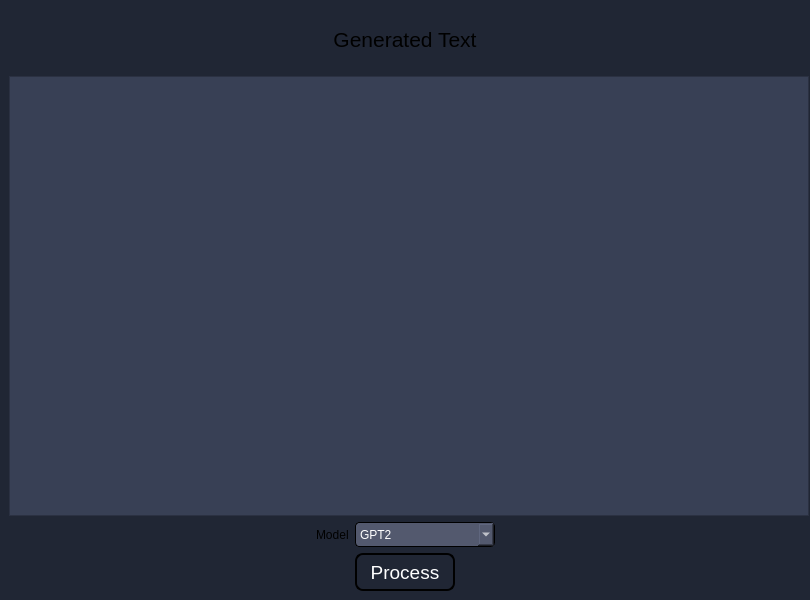
First picture: the form in qt_main.ui, repository KevinPan2021/Text-Completion-GPT, before the edit.
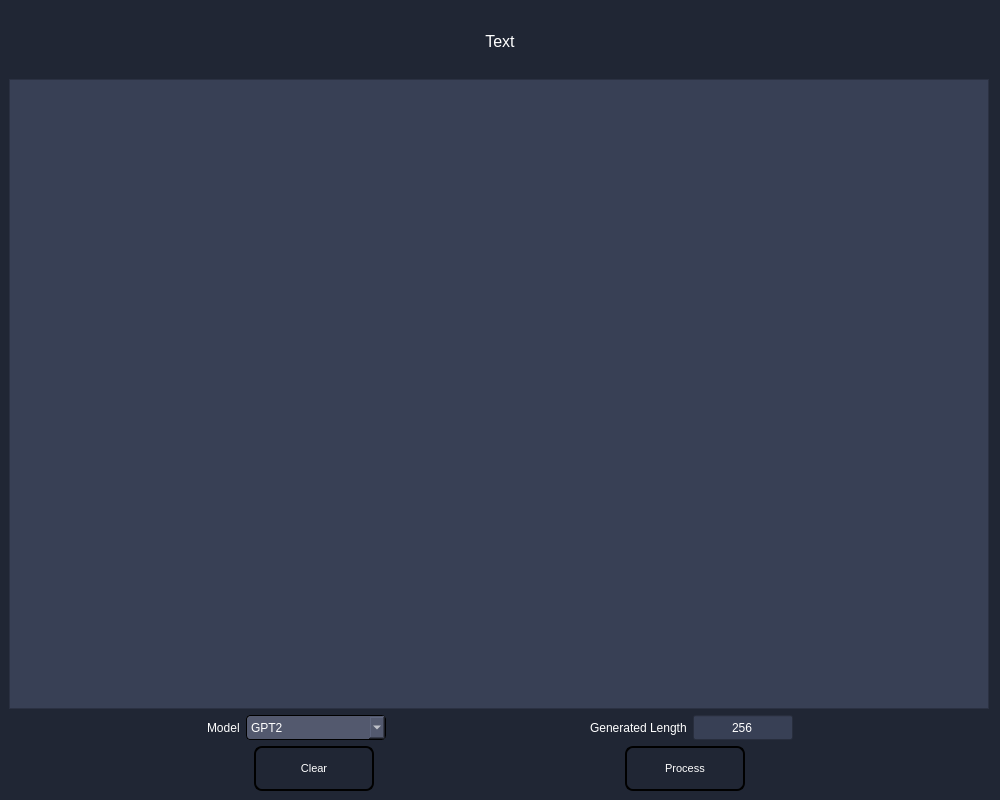
Second picture: the form after the edit.

```diff
--- a/qt_main.ui
+++ b/qt_main.ui
@@ -6,20 +6,20 @@
    <rect>
     <x>0</x>
     <y>0</y>
-    <width>810</width>
-    <height>600</height>
+    <width>1000</width>
+    <height>800</height>
    </rect>
   </property>
   <property name="minimumSize">
    <size>
-    <width>810</width>
-    <height>600</height>
+    <width>1000</width>
+    <height>800</height>
    </size>
   </property>
   <property name="maximumSize">
    <size>
-    <width>810</width>
-    <height>600</height>
+    <width>1000</width>
+    <height>800</height>
    </size>
   </property>
   <property name="mouseTracking">
@@ -37,14 +37,14 @@
   <widget class="QWidget" name="centralwidget">
    <property name="minimumSize">
     <size>
-     <width>810</width>
-     <height>600</height>
+     <width>1000</width>
+     <height>800</height>
     </size>
    </property>
    <property name="maximumSize">
     <size>
-     <width>810</width>
-     <height>600</height>
+     <width>1000</width>
+     <height>800</height>
     </size>
    </property>
    <property name="mouseTracking">
@@ -62,11 +62,14 @@
          <widget class="QLabel" name="label_3">
           <property name="font">
            <font>
-            <pointsize>16</pointsize>
+            <pointsize>12</pointsize>
            </font>
           </property>
+          <property name="styleSheet">
+           <string notr="true">color:white</string>
+          </property>
           <property name="text">
-           <string>Generated Text</string>
+           <string>Text</string>
           </property>
           <property name="alignment">
            <set>Qt::AlignCenter</set>
@@ -77,18 +80,19 @@
          <widget class="QTextEdit" name="textEdit_GeneratedText">
           <property name="minimumSize">
            <size>
-            <width>800</width>
-            <height>440</height>
+            <width>980</width>
+            <height>630</height>
            </size>
           </property>
           <property name="maximumSize">
            <size>
-            <width>800</width>
-            <height>440</height>
+            <width>980</width>
+            <height>630</height>
            </size>
           </property>
           <property name="styleSheet">
-           <string notr="true">background-color: rgb(56, 64, 85);</string>
+           <string notr="true">background-color: rgb(56, 64, 85);
+color:white</string>
           </property>
          </widget>
         </item>
@@ -111,6 +115,9 @@
         </item>
         <item>
          <widget class="QLabel" name="label_6">
+          <property name="styleSheet">
+           <string notr="true">color:white</string>
+          </property>
           <property name="text">
            <string>Model</string>
           </property>
@@ -154,6 +161,55 @@
           </item>
          </widget>
         </item>
+        <item>
+         <spacer name="horizontalSpacer_4">
+          <property name="orientation">
+           <enum>Qt::Horizontal</enum>
+          </property>
+          <property name="sizeHint" stdset="0">
+           <size>
+            <width>40</width>
+            <height>20</height>
+           </size>
+          </property>
+         </spacer>
+        </item>
+        <item>
+         <widget class="QLabel" name="label_7">
+          <property name="styleSheet">
+           <string notr="true">color:white</string>
+          </property>
+          <property name="text">
+           <string>Generated Length</string>
+          </property>
+         </widget>
+        </item>
+        <item>
+         <widget class="QLineEdit" name="lineEdit_length">
+          <property name="minimumSize">
+           <size>
+            <width>100</width>
+            <height>25</height>
+           </size>
+          </property>
+          <property name="maximumSize">
+           <size>
+            <width>100</width>
+            <height>25</height>
+           </size>
+          </property>
+          <property name="styleSheet">
+           <string notr="true">background-color: rgb(56, 64, 85);
+color: white;</string>
+          </property>
+          <property name="text">
+           <string>256</string>
+          </property>
+          <property name="alignment">
+           <set>Qt::AlignCenter</set>
+          </property>
+         </widget>
+        </item>
         <item>
          <spacer name="horizontalSpacer_3">
           <property name="orientation">
@@ -171,23 +227,56 @@
       </item>
       <item>
        <layout class="QHBoxLayout" name="horizontalLayout_4">
+        <item>
+         <widget class="QToolButton" name="toolButton_clear">
+          <property name="minimumSize">
+           <size>
+            <width>120</width>
+            <height>45</height>
+           </size>
+          </property>
+          <property name="maximumSize">
+           <size>
+            <width>120</width>
+            <height>45</height>
+           </size>
+          </property>
+          <property name="font">
+           <font>
+            <pointsize>8</pointsize>
+           </font>
+          </property>
+          <property name="styleSheet">
+           <string notr="true">QToolButton {
+	color:white; 
+	background:qlineargradient(spread:pad, x1:0, y1:1, x2:0, y2:0, 		stop:0 rgba(32, 38, 52, 255), 
+		stop:1 rgba(91, 99, 120, 255));
+	border: 2px solid black;
+	border-radius: 8px;
+}</string>
+          </property>
+          <property name="text">
+           <string>Clear</string>
+          </property>
+         </widget>
+        </item>
         <item>
          <widget class="QToolButton" name="toolButton_process">
           <property name="minimumSize">
            <size>
-            <width>100</width>
-            <height>38</height>
+            <width>120</width>
+            <height>45</height>
            </size>
           </property>
           <property name="maximumSize">
            <size>
-            <width>100</width>
-            <height>38</height>
+            <width>120</width>
+            <height>45</height>
            </size>
           </property>
           <property name="font">
            <font>
-            <pointsize>14</pointsize>
+            <pointsize>8</pointsize>
            </font>
           </property>
           <property name="styleSheet">
```
